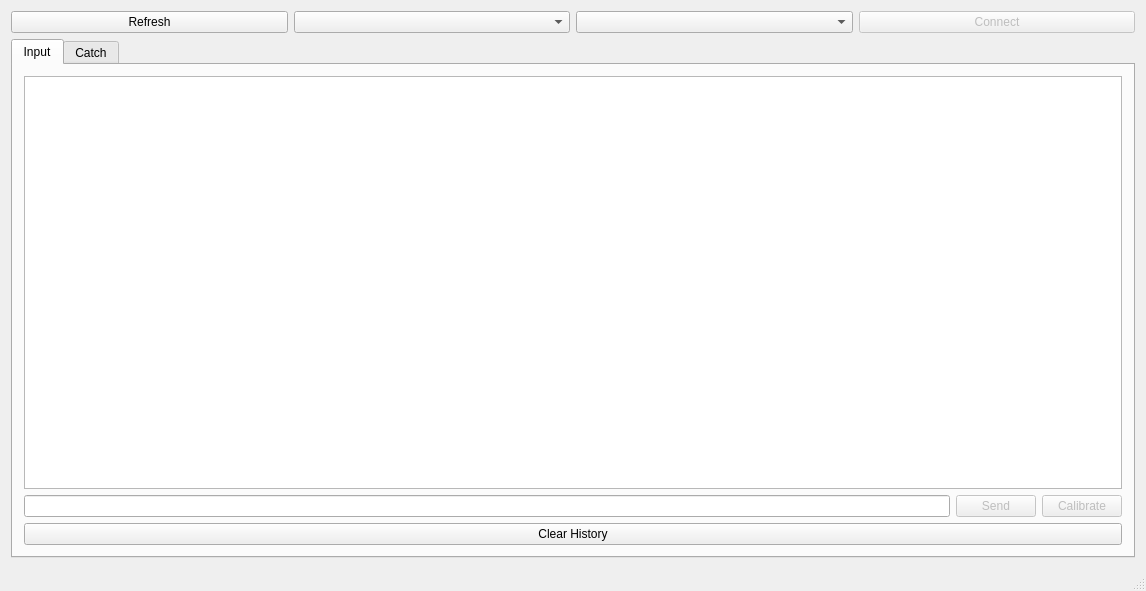
This is serialTerminal/mainwindow.ui in MarcGeh/qt as Qt 5 draws it before an edit. The edited form follows.
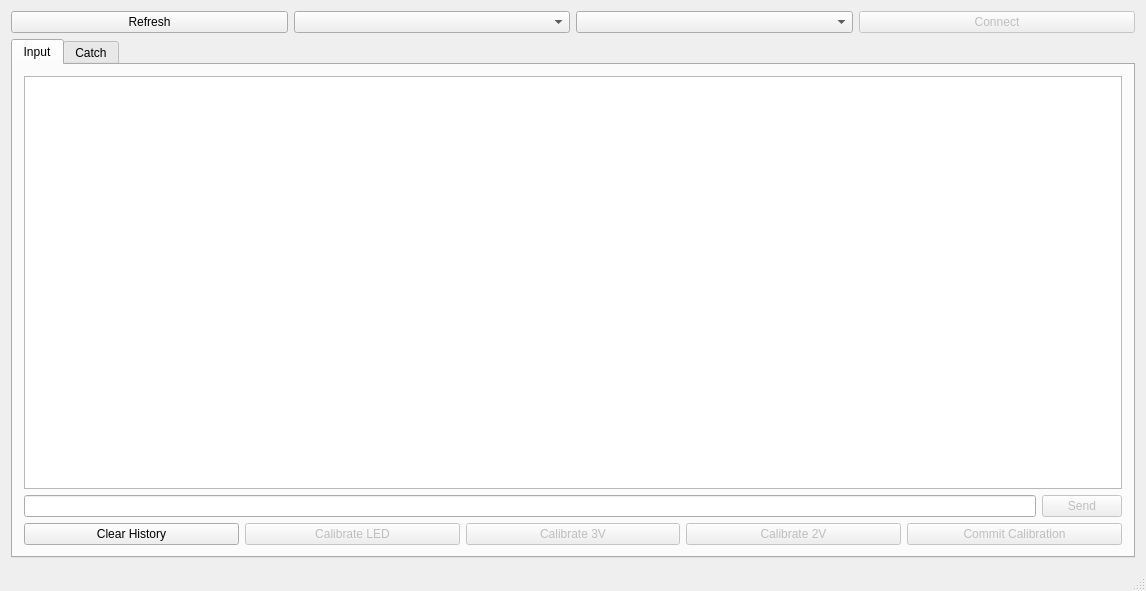
This is the edited form.

Commit message: added separate buttons for calibration

```diff
--- a/serialTerminal/mainwindow.ui
+++ b/serialTerminal/mainwindow.ui
@@ -64,16 +64,6 @@
               </property>
              </widget>
             </item>
-            <item>
-             <widget class="QPushButton" name="button_calibrate">
-              <property name="enabled">
-               <bool>false</bool>
-              </property>
-              <property name="text">
-               <string>Calibrate</string>
-              </property>
-             </widget>
-            </item>
            </layout>
           </item>
           <item>
@@ -85,6 +75,46 @@
               </property>
              </widget>
             </item>
+            <item>
+             <widget class="QPushButton" name="button_calib_led">
+              <property name="enabled">
+               <bool>false</bool>
+              </property>
+              <property name="text">
+               <string>Calibrate LED</string>
+              </property>
+             </widget>
+            </item>
+            <item>
+             <widget class="QPushButton" name="button_calib_3V">
+              <property name="enabled">
+               <bool>false</bool>
+              </property>
+              <property name="text">
+               <string>Calibrate 3V</string>
+              </property>
+             </widget>
+            </item>
+            <item>
+             <widget class="QPushButton" name="button_calib_2V">
+              <property name="enabled">
+               <bool>false</bool>
+              </property>
+              <property name="text">
+               <string>Calibrate 2V</string>
+              </property>
+             </widget>
+            </item>
+            <item>
+             <widget class="QPushButton" name="button_calib_commit">
+              <property name="enabled">
+               <bool>false</bool>
+              </property>
+              <property name="text">
+               <string>Commit Calibration</string>
+              </property>
+             </widget>
+            </item>
            </layout>
           </item>
          </layout>
```
Left out of the diff: 2 changed lines with no effect on the pictures. The commit also changes 4 other files.
